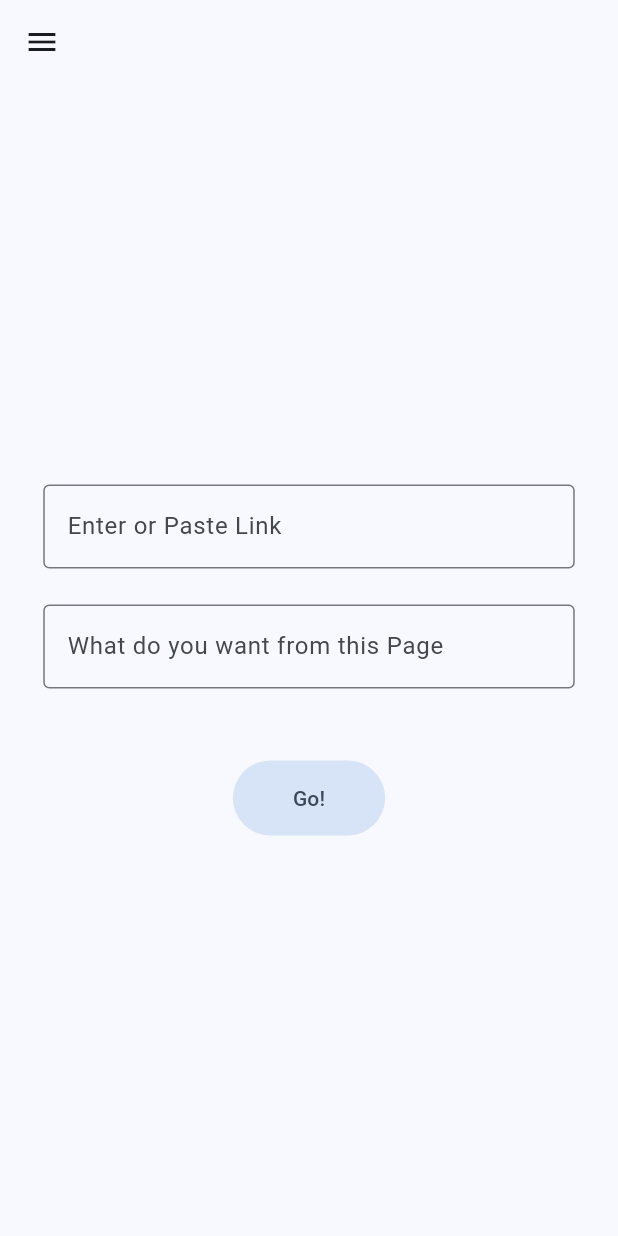
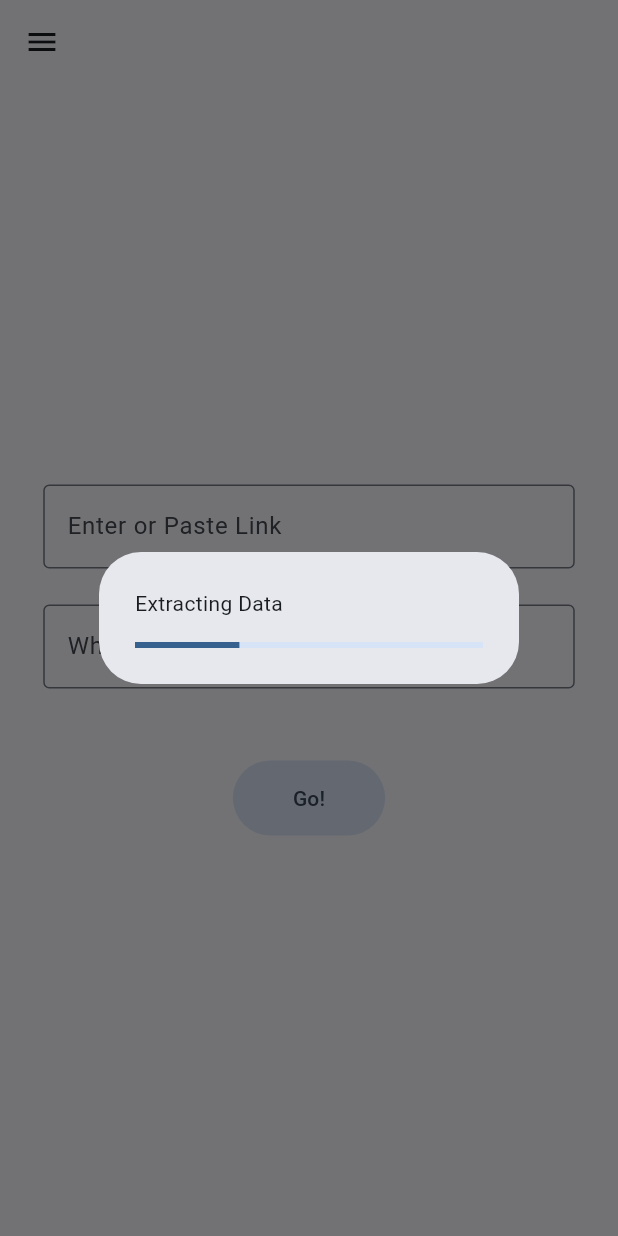
Before and after one commit to KABILAN235/Linkage, a Flutter app: the PromptScreen screen opened by its route, after a tap on "Go!", on a phone screen of 412 x 824 dp. Run offline on Flutter 3.47's test engine with Material 3 defaults, Android fonts, the phone set to English and light mode, and no system bars; our stand-ins replace flutter_dotenv, skeletonizer, supabase_flutter; missing offline and left inert: flutter_inappwebview, ogp_data_extract, supabase_auth_ui; accounts and stored records are empty.

Commit message:
feat : Add WebExtractDialog

```diff
--- a/analysis_options.yaml
+++ b/analysis_options.yaml
@@ -7,6 +7,9 @@
 
 # The following line activates a set of recommended lints for Flutter apps,
 # packages, and plugins designed to encourage good coding practices.
+analyzer:
+  errors:
+    use_build_context_synchronously: ignore
 include: package:flutter_lints/flutter.yaml
 
 linter:
--- a/lib/screens/prompt_screen.dart
+++ b/lib/screens/prompt_screen.dart
@@ -1,5 +1,6 @@
 import 'package:flutter/material.dart';
 import 'package:linkage/widgets/ogp_metadata_card.dart';
+import 'package:linkage/widgets/web_extract_dialog.dart';
 import 'package:ogp_data_extract/ogp_data_extract.dart';
 import 'package:skeletonizer/skeletonizer.dart';
 import 'package:supabase_flutter/supabase_flutter.dart';
@@ -13,6 +14,7 @@ class PromptScreen extends StatefulWidget {
 
 class _PromptScreenState extends State<PromptScreen> {
   final TextEditingController linkController = TextEditingController();
+  final TextEditingController promptController = TextEditingController();
   OgpData? ogpData;
 
   String lastURL = "";
@@ -22,6 +24,7 @@ class _PromptScreenState extends State<PromptScreen> {
   @override
   void dispose() {
     linkController.dispose();
+    promptController.dispose();
     super.dispose();
   }
 
@@ -79,6 +82,24 @@ class _PromptScreenState extends State<PromptScreen> {
 
   final supabase = Supabase.instance.client;
 
+  Future<String> _createQuery(String url) async {
+    final response = await supabase
+        .from('Query')
+        .insert([
+          {
+            'title': ogpData?.title ?? url,
+            'user_uuid': supabase.auth.currentUser?.id,
+            'url': url,
+            'prompt': promptController.text,
+          },
+        ])
+        .select("uuid");
+
+    final String queryUuid = response[0]['uuid'];
+
+    return queryUuid;
+  }
+
   @override
   Widget build(BuildContext context) {
     return Scaffold(
@@ -92,41 +113,16 @@ class _PromptScreenState extends State<PromptScreen> {
               trailing: IconButton(
                 icon: Icon(Icons.logout),
                 onPressed: () {
-                  // Add your onPressed logic here
                   supabase.auth
                       .signOut()
                       .then((_) {
                         Navigator.of(context).pushReplacementNamed('/login');
                       })
                       .catchError((error) {
-                        print('Error signing out: $error');
+                        debugPrint('Error signing out: $error');
                       });
                 },
               ),
-            ),
-            ListTile(
-              leading: Icon(Icons.home),
-              title: Text('Home'),
-              onTap: () {
-                Navigator.pop(context);
-                // Add navigation logic here
-              },
-            ),
-            ListTile(
-              leading: Icon(Icons.settings),
-              title: Text('Settings'),
-              onTap: () {
-                Navigator.pop(context);
-                // Add navigation logic here
-              },
-            ),
-            ListTile(
-              leading: Icon(Icons.info),
-              title: Text('About'),
-              onTap: () {
-                Navigator.pop(context);
-                // Add navigation logic here
-              },
             ),
           ],
         ),
@@ -157,6 +153,7 @@ class _PromptScreenState extends State<PromptScreen> {
                         : const SizedBox.shrink(),
               ),
               TextField(
+                controller: promptController,
                 minLines: 1,
                 maxLines: 6, // Allows unlimited lines
                 keyboardType:
@@ -169,7 +166,14 @@ class _PromptScreenState extends State<PromptScreen> {
               ),
               SizedBox(height: 24),
               FilledButton.tonal(
-                onPressed: () => {},
+                onPressed: () async {
+                  // final queryUuid = await _createQuery(linkController.text);
+
+                  showDialog(
+                    context: context,
+                    builder: (ctx) => WebExtractDialog(),
+                  );
+                },
                 style: ButtonStyle(
                   padding: WidgetStateProperty.all(
                     const EdgeInsets.symmetric(horizontal: 40, vertical: 15),
@@ -177,6 +181,7 @@ class _PromptScreenState extends State<PromptScreen> {
                 ),
                 child: Text(
                   "Go!",
+
                   // style: Theme.of(context).textTheme.headlineSmall,
                 ),
               ),
--- /dev/null
+++ b/lib/widgets/web_extract_dialog.dart
@@ -0,0 +1,24 @@
+import 'package:flutter/material.dart';
+
+class WebExtractDialog extends StatefulWidget {
+  const WebExtractDialog({super.key});
+
+  @override
+  State<WebExtractDialog> createState() => _WebExtractDialogState();
+}
+
+class _WebExtractDialogState extends State<WebExtractDialog> {
+  @override
+  Widget build(BuildContext context) {
+    return AlertDialog(
+      title: const Text('Extracting Data'),
+      titleTextStyle: Theme.of(context).textTheme.bodyMedium,
+      // icon: Icon(Icons.upload),
+      content: SizedBox(
+        width: MediaQuery.of(context).size.width * 0.5,
+        // height: MediaQuery.of(context).size.width * 0.1,
+        child: LinearProgressIndicator(value: 0.3),
+      ),
+    );
+  }
+}
```
Also changed, not shown: lib/screens/inapp_webview_screen.dart (+72 -110 lines), 1 other file.
